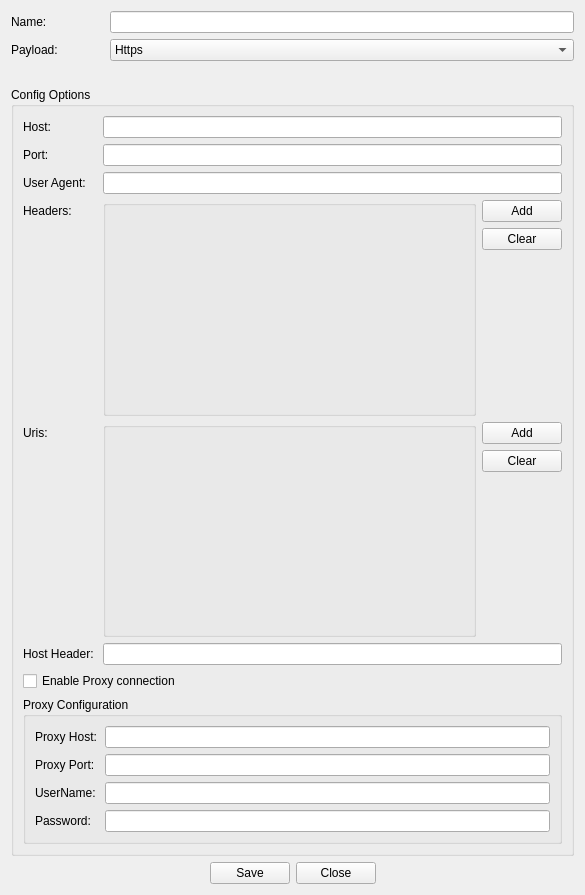
Old version of the form Client/Data/UIs/HavocListener.ui in the repository dmcxblue/Havoc.
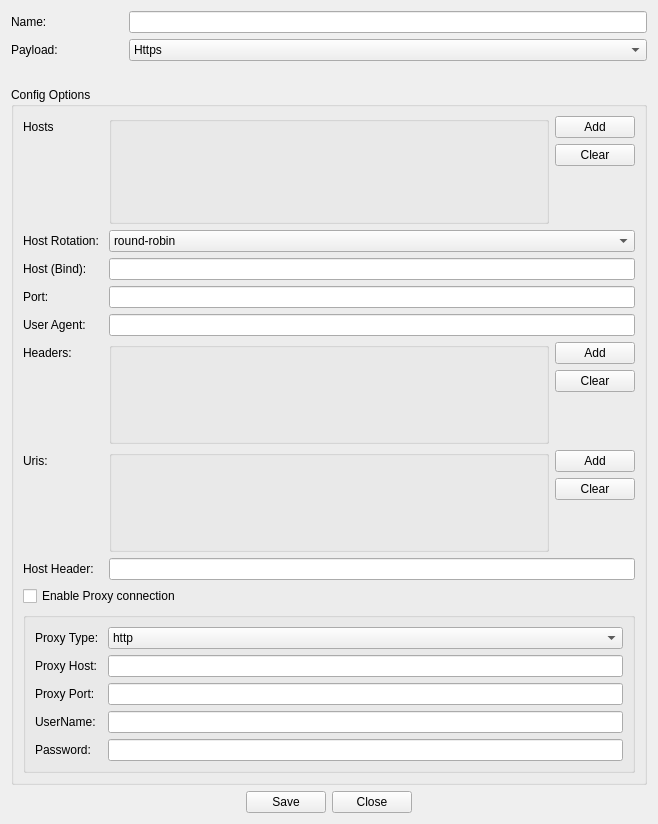
New version of the form.

Commit message: added support for multiple callback hosts. hide windows from 'shell' and 'powershell'

```diff
--- a/Client/Data/UIs/HavocListener.ui
+++ b/Client/Data/UIs/HavocListener.ui
@@ -6,8 +6,8 @@
    <rect>
     <x>0</x>
     <y>0</y>
-    <width>585</width>
-    <height>895</height>
+    <width>658</width>
+    <height>824</height>
    </rect>
   </property>
   <property name="windowTitle">
@@ -162,146 +162,251 @@
         </property>
         <widget class="QWidget" name="PageHTTP">
          <layout class="QGridLayout" name="gridLayout_3">
-          <item row="16" column="0" colspan="3">
+          <item row="8" column="0">
+           <widget class="QLabel" name="LabelUserAgent">
+            <property name="text">
+             <string>User Agent:  </string>
+            </property>
+           </widget>
+          </item>
+          <item row="16" column="2">
+           <widget class="QPushButton" name="ButtonUriGroupClear">
+            <property name="text">
+             <string>Clear</string>
+            </property>
+           </widget>
+          </item>
+          <item row="5" column="1" colspan="2">
+           <widget class="QLineEdit" name="InputHost"/>
+          </item>
+          <item row="15" column="0">
+           <widget class="QLabel" name="LabelUris">
+            <property name="text">
+             <string>Uris:</string>
+            </property>
+           </widget>
+          </item>
+          <item row="19" column="0">
+           <widget class="QLabel" name="LabelHostHeader">
+            <property name="text">
+             <string>Host Header: </string>
+            </property>
+           </widget>
+          </item>
+          <item row="6" column="1" colspan="2">
+           <widget class="QLineEdit" name="InputPort"/>
+          </item>
+          <item row="20" column="0" colspan="3">
+           <widget class="QCheckBox" name="checkBox">
+            <property name="text">
+             <string>Enable Proxy connection</string>
+            </property>
+           </widget>
+          </item>
+          <item row="11" column="2">
+           <widget class="QPushButton" name="ButtonHeaderGroupClear">
+            <property name="text">
+             <string>Clear</string>
+            </property>
+           </widget>
+          </item>
+          <item row="19" column="1" colspan="2">
+           <widget class="QLineEdit" name="InputHostHeader"/>
+          </item>
+          <item row="10" column="0">
+           <widget class="QLabel" name="LabelHeaders">
+            <property name="text">
+             <string>Headers:</string>
+            </property>
+           </widget>
+          </item>
+          <item row="18" column="1">
+           <spacer name="horizontalSpacer_6">
+            <property name="orientation">
+             <enum>Qt::Horizontal</enum>
+            </property>
+            <property name="sizeHint" stdset="0">
+             <size>
+              <width>0</width>
+              <height>0</height>
+             </size>
+            </property>
+           </spacer>
+          </item>
+          <item row="0" column="2">
+           <widget class="QPushButton" name="ButtonHostsGroupAdd">
+            <property name="text">
+             <string>Add</string>
+            </property>
+           </widget>
+          </item>
+          <item row="5" column="0">
+           <widget class="QLabel" name="LabelHosts">
+            <property name="text">
+             <string>Host (Bind):</string>
+            </property>
+           </widget>
+          </item>
+          <item row="8" column="1" colspan="2">
+           <widget class="QLineEdit" name="InputUserAgent"/>
+          </item>
+          <item row="15" column="2">
+           <widget class="QPushButton" name="ButtonUriGroupAdd">
+            <property name="text">
+             <string>Add</string>
+            </property>
+           </widget>
+          </item>
+          <item row="10" column="1" rowspan="3">
+           <widget class="QGroupBox" name="HeadersGroup">
+            <property name="title">
+             <string/>
+            </property>
+           </widget>
+          </item>
+          <item row="0" column="0">
+           <widget class="QLabel" name="LabelHosts_2">
+            <property name="text">
+             <string>Hosts</string>
+            </property>
+           </widget>
+          </item>
+          <item row="2" column="0">
+           <spacer name="verticalSpacer">
+            <property name="orientation">
+             <enum>Qt::Vertical</enum>
+            </property>
+            <property name="sizeHint" stdset="0">
+             <size>
+              <width>20</width>
+              <height>40</height>
+             </size>
+            </property>
+           </spacer>
+          </item>
+          <item row="1" column="2">
+           <widget class="QPushButton" name="ButtonHostsGroupClear">
+            <property name="text">
+             <string>Clear</string>
+            </property>
+           </widget>
+          </item>
+          <item row="10" column="2">
+           <widget class="QPushButton" name="ButtonHeaderGroupAdd">
+            <property name="text">
+             <string>Add</string>
+            </property>
+           </widget>
+          </item>
+          <item row="0" column="1" rowspan="4">
+           <widget class="QGroupBox" name="HostsGroup">
+            <property name="title">
+             <string/>
+            </property>
+           </widget>
+          </item>
+          <item row="6" column="0">
+           <widget class="QLabel" name="LabelPort">
+            <property name="text">
+             <string>Port:</string>
+            </property>
+           </widget>
+          </item>
+          <item row="12" column="0">
+           <spacer name="verticalSpacerHeader">
+            <property name="orientation">
+             <enum>Qt::Vertical</enum>
+            </property>
+            <property name="sizeHint" stdset="0">
+             <size>
+              <width>20</width>
+              <height>40</height>
+             </size>
+            </property>
+           </spacer>
+          </item>
+          <item row="21" column="0" colspan="3">
            <widget class="QGroupBox" name="ProxyConfigBox">
             <property name="enabled">
              <bool>true</bool>
             </property>
             <property name="title">
-             <string>Proxy Configuration</string>
+             <string/>
             </property>
             <layout class="QFormLayout" name="formLayout_3">
-             <item row="0" column="0">
+             <item row="1" column="0">
               <widget class="QLabel" name="LabelProxyHost">
                <property name="text">
                 <string>Proxy Host:</string>
                </property>
               </widget>
              </item>
-             <item row="0" column="1">
+             <item row="1" column="1">
               <widget class="QLineEdit" name="InputProxyHost"/>
              </item>
-             <item row="1" column="0">
+             <item row="2" column="0">
               <widget class="QLabel" name="LabelProxyPort">
                <property name="text">
                 <string>Proxy Port: </string>
                </property>
               </widget>
              </item>
-             <item row="1" column="1">
+             <item row="2" column="1">
               <widget class="QLineEdit" name="InputProxyPort"/>
              </item>
-             <item row="2" column="0">
+             <item row="3" column="0">
               <widget class="QLabel" name="LabelUserName">
                <property name="text">
                 <string>UserName: </string>
                </property>
               </widget>
              </item>
-             <item row="2" column="1">
+             <item row="3" column="1">
               <widget class="QLineEdit" name="InputUserName"/>
              </item>
-             <item row="3" column="0">
+             <item row="4" column="0">
               <widget class="QLabel" name="LabelPassword">
                <property name="text">
                 <string>Password: </string>
                </property>
               </widget>
              </item>
-             <item row="3" column="1">
+             <item row="4" column="1">
               <widget class="QLineEdit" name="InputPassword"/>
              </item>
+             <item row="0" column="0">
+              <widget class="QLabel" name="label">
+               <property name="text">
+                <string>Proxy Type: </string>
+               </property>
+              </widget>
+             </item>
+             <item row="0" column="1">
+              <widget class="QComboBox" name="comboBox">
+               <item>
+                <property name="text">
+                 <string>http</string>
+                </property>
+               </item>
+               <item>
+                <property name="text">
+                 <string>https</string>
+                </property>
+               </item>
+              </widget>
+             </item>
             </layout>
            </widget>
           </item>
-          <item row="10" column="0">
-           <widget class="QLabel" name="LabelUris">
-            <property name="text">
-             <string>Uris:</string>
-            </property>
-           </widget>
-          </item>
-          <item row="14" column="1" colspan="2">
-           <widget class="QLineEdit" name="InputHostHeader"/>
-          </item>
-          <item row="12" column="0">
-           <spacer name="verticalSpacerUris">
-            <property name="orientation">
-             <enum>Qt::Vertical</enum>
-            </property>
-            <property name="sizeHint" stdset="0">
-             <size>
-              <width>20</width>
-              <height>40</height>
-             </size>
-            </property>
-           </spacer>
-          </item>
-          <item row="10" column="1" rowspan="3">
+          <item row="15" column="1" rowspan="3">
            <widget class="QGroupBox" name="UrisGroup">
             <property name="title">
              <string/>
             </property>
            </widget>
           </item>
-          <item row="5" column="1" rowspan="3">
-           <widget class="QGroupBox" name="HeadersGroup">
-            <property name="title">
-             <string/>
-            </property>
-           </widget>
-          </item>
-          <item row="3" column="0">
-           <widget class="QLabel" name="LabelUserAgent">
-            <property name="text">
-             <string>User Agent:  </string>
-            </property>
-           </widget>
-          </item>
-          <item row="5" column="2">
-           <widget class="QPushButton" name="ButtonHeaderGroupAdd">
-            <property name="text">
-             <string>Add</string>
-            </property>
-           </widget>
-          </item>
-          <item row="14" column="0">
-           <widget class="QLabel" name="LabelHostHeader">
-            <property name="text">
-             <string>Host Header: </string>
-            </property>
-           </widget>
-          </item>
-          <item row="5" column="0">
-           <widget class="QLabel" name="LabelHeaders">
-            <property name="text">
-             <string>Headers:</string>
-            </property>
-           </widget>
-          </item>
-          <item row="1" column="0">
-           <widget class="QLabel" name="LabelPort">
-            <property name="text">
-             <string>Port:</string>
-            </property>
-           </widget>
-          </item>
-          <item row="10" column="2">
-           <widget class="QPushButton" name="ButtonUriGroupAdd">
-            <property name="text">
-             <string>Add</string>
-            </property>
-           </widget>
-          </item>
-          <item row="15" column="0" colspan="3">
-           <widget class="QCheckBox" name="checkBox">
-            <property name="text">
-             <string>Enable Proxy connection</string>
-            </property>
-           </widget>
-          </item>
-          <item row="7" column="0">
-           <spacer name="verticalSpacerHeader">
+          <item row="17" column="0">
+           <spacer name="verticalSpacerUris">
             <property name="orientation">
              <enum>Qt::Vertical</enum>
             </property>
@@ -313,47 +418,25 @@
             </property>
            </spacer>
           </item>
-          <item row="1" column="1" colspan="2">
-           <widget class="QLineEdit" name="InputPort"/>
-          </item>
-          <item row="0" column="1" colspan="2">
-           <widget class="QLineEdit" name="InputHost"/>
-          </item>
-          <item row="0" column="0">
-           <widget class="QLabel" name="LabelHosts">
+          <item row="4" column="0">
+           <widget class="QLabel" name="LabelHostRotation">
             <property name="text">
-             <string>Host:</string>
+             <string>Host Rotation: </string>
             </property>
            </widget>
           </item>
-          <item row="13" column="1">
-           <spacer name="horizontalSpacer_6">
-            <property name="orientation">
-             <enum>Qt::Horizontal</enum>
-            </property>
-            <property name="sizeHint" stdset="0">
-             <size>
-              <width>0</width>
-              <height>0</height>
-             </size>
-            </property>
-           </spacer>
-          </item>
-          <item row="3" column="1" colspan="2">
-           <widget class="QLineEdit" name="InputUserAgent"/>
-          </item>
-          <item row="6" column="2">
-           <widget class="QPushButton" name="ButtonHeaderGroupClear">
-            <property name="text">
-             <string>Clear</string>
-            </property>
-           </widget>
-          </item>
-          <item row="11" column="2">
-           <widget class="QPushButton" name="ButtonUriGroupClear">
-            <property name="text">
-             <string>Clear</string>
-            </property>
+          <item row="4" column="1" colspan="2">
+           <widget class="QComboBox" name="ComboHostRotation">
+            <item>
+             <property name="text">
+              <string>round-robin</string>
+             </property>
+            </item>
+            <item>
+             <property name="text">
+              <string>random</string>
+             </property>
+            </item>
            </widget>
           </item>
          </layout>
```
The commit also changes 23 other files.
